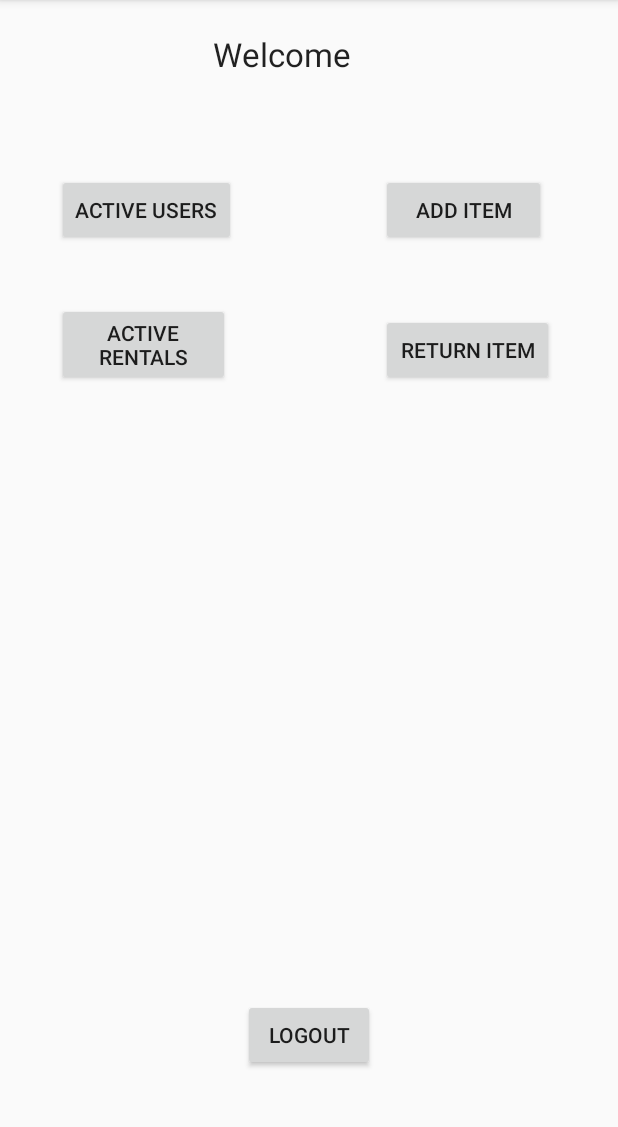
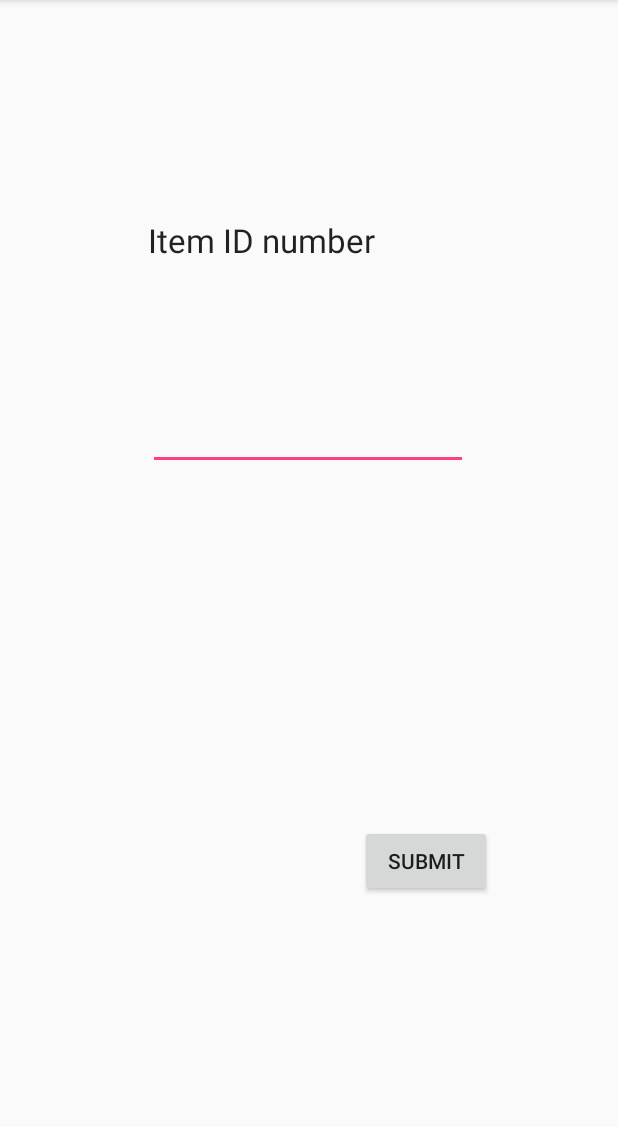
Before and after one commit to jasonhuang2/WillsLibrary, an Android app: the adminActivity screen opened directly, with no data from a screen before it, after a tap on "RETURN ITEM", on a phone screen of 412 x 824 dp, the part 84-1211 px from its top. Run offline under Robolectric (Android 15) with nearby library versions, the phone set to English and light mode, and no system bars.

Commit message:
-Return rental, basic function.

```diff
--- a/app/src/main/AndroidManifest.xml
+++ b/app/src/main/AndroidManifest.xml
@@ -35,7 +35,8 @@
             android:name=".catalogueTabActivity"
             android:label="@string/title_activity_catalogue_tab"
             android:theme="@style/AppTheme.NoActionBar" />
-        <activity android:name=".adminActivity"></activity>
+        <activity android:name=".adminActivity" />
+        <activity android:name=".returnItem"></activity>
     </application>
 
 </manifest>
--- a/app/src/main/java/com/example/jasonhuang/willslibrary/adminActivity.java
+++ b/app/src/main/java/com/example/jasonhuang/willslibrary/adminActivity.java
@@ -38,7 +38,8 @@ public class adminActivity extends AppCompatActivity {
     }
 
     public void returnItemOnClick(View v) {
-
+        Intent intent = new Intent(this,returnItem.class);
+        startActivity(intent);
 
     }
 }
--- /dev/null
+++ b/app/src/main/res/layout/activity_return_item.xml
@@ -0,0 +1,64 @@
+<?xml version="1.0" encoding="utf-8"?>
+<android.support.constraint.ConstraintLayout xmlns:android="http://schemas.android.com/apk/res/android"
+    xmlns:app="http://schemas.android.com/apk/res-auto"
+    xmlns:tools="http://schemas.android.com/tools"
+    android:layout_width="match_parent"
+    android:layout_height="match_parent"
+    tools:context=".returnItem"
+    tools:layout_editor_absoluteY="81dp">
+
+    <Button
+        android:id="@+id/returnSubmitButton"
+        android:layout_width="wrap_content"
+        android:layout_height="wrap_content"
+        android:layout_marginBottom="128dp"
+        android:layout_marginEnd="84dp"
+        android:layout_marginRight="84dp"
+        android:onClick="submitOnClick"
+        android:text="Submit"
+        app:layout_constraintBottom_toBottomOf="parent"
+        app:layout_constraintEnd_toEndOf="parent"
+        app:layout_constraintTop_toBottomOf="@+id/itemIDInput"
+        app:layout_constraintVertical_bias="0.848" />
+
+    <EditText
+        android:id="@+id/itemIDInput"
+        android:layout_width="wrap_content"
+        android:layout_height="wrap_content"
+        android:layout_marginBottom="8dp"
+        android:ems="10"
+        android:inputType="textPersonName"
+        app:layout_constraintBottom_toTopOf="@+id/returnErrorBox"
+        app:layout_constraintStart_toStartOf="@+id/rentalIdText"
+        app:layout_constraintTop_toBottomOf="@+id/rentalIdText"
+        tools:text="Enter ID number" />
+
+    <TextView
+        android:id="@+id/rentalIdText"
+        android:layout_width="215dp"
+        android:layout_height="41dp"
+        android:layout_marginBottom="20dp"
+        android:layout_marginTop="84dp"
+        android:text="Item ID number"
+        android:textAppearance="@android:style/TextAppearance.Large"
+        app:layout_constraintBottom_toTopOf="@+id/itemIDInput"
+        app:layout_constraintEnd_toEndOf="parent"
+        app:layout_constraintStart_toStartOf="parent"
+        app:layout_constraintTop_toTopOf="parent" />
+
+    <TextView
+        android:id="@+id/returnErrorBox"
+        android:layout_width="wrap_content"
+        android:layout_height="wrap_content"
+        android:layout_marginBottom="48dp"
+        android:layout_marginEnd="81dp"
+        android:layout_marginLeft="86dp"
+        android:layout_marginRight="81dp"
+        android:layout_marginStart="86dp"
+        android:layout_marginTop="38dp"
+        app:layout_constraintBottom_toTopOf="@+id/returnSubmitButton"
+        app:layout_constraintEnd_toEndOf="parent"
+        app:layout_constraintHorizontal_bias="0.34"
+        app:layout_constraintStart_toStartOf="parent"
+        app:layout_constraintTop_toBottomOf="@+id/itemIDInput" />
+</android.support.constraint.ConstraintLayout>
--- a/app/src/main/res/layout/myrental_activity.xml
+++ b/app/src/main/res/layout/myrental_activity.xml
@@ -22,7 +22,7 @@
         android:textStyle="bold" />
 
     <TextView
-        android:id="@+id/textView2"
+        android:id="@+id/returnErrorBox"
         android:layout_width="wrap_content"
         android:layout_height="wrap_content"
         android:layout_above="@+id/rentallv"
```
Also changed, not shown: app/src/main/java/com/example/jasonhuang/willslibrary/returnItem.java (added, +106 -0 lines).
